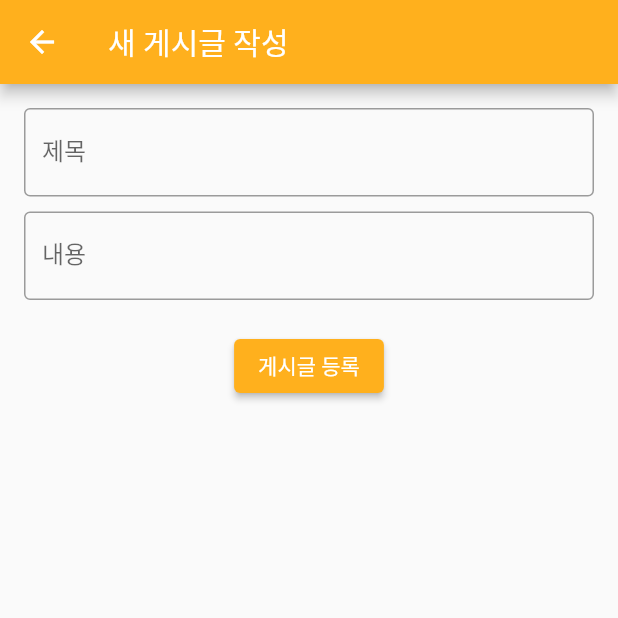
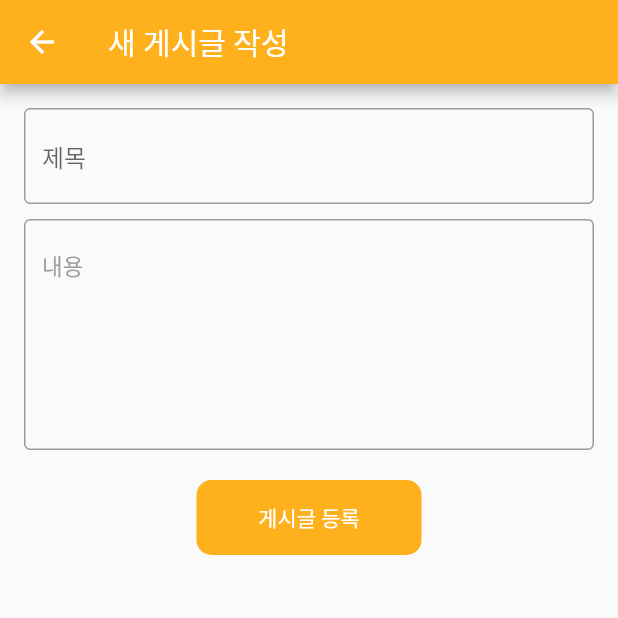
Before and after one commit to awaaaake/recipe-finder, a Flutter app: the AddPost screen opened directly, after a tap on "게시글 등록", on a phone screen of 412 x 824 dp, the top half of it. Run offline on Flutter 3.47's test engine with Material 2 defaults, Android fonts, the phone set to English and light mode, and no system bars; our stand-ins replace dio, flutter_dotenv, flutter_rating_bar, flutter_secure_storage, flutter_svg, image_picker and 1 more; missing offline and left inert: kakao_flutter_sdk_user, tflite_v2; accounts and stored records are empty; project files that could hold a hidden picture were left out.

Commit message:
feat: 게시판 페이지 구현

```diff
--- a/lib/board/addpost.dart
+++ b/lib/board/addpost.dart
@@ -1,4 +1,6 @@
 import 'package:flutter/material.dart';
+import 'package:flutter_dotenv/flutter_dotenv.dart';
+import 'package:flutter_secure_storage/flutter_secure_storage.dart';
 import 'package:http/http.dart' as http;
 import 'dart:convert';
 
@@ -10,15 +12,24 @@ class AddPost extends StatefulWidget {
 }
 
 class _AddPostState extends State<AddPost> {
+  String? baseurl = dotenv.env['API_BASE_URL'];
   final GlobalKey<FormState> _formKey = GlobalKey<FormState>();
   var title = '';
   var content = '';
 
   Future<void> addPost() async {
+    final storage = FlutterSecureStorage();
+    String? jwtToken = await storage.read(key: 'jwt');
+    if (jwtToken == null) {
+      print('jwt토큰이 존재하지 않습니다');
+      //로그인해주십시오
+      return;
+    }
+
     final response = await http.post(
-      Uri.parse('http://15.164.139.103:8080/board/add'),
+      Uri.parse('$baseurl/board/add'),
       headers: <String, String>{
-        'X-ACCESS-TOKEN': "eyJ0eXBlIjoiand0IiwiYWxnIjoiSFMyNTYifQ.eyJpZCI6MTIwLCJpYXQiOjE3MDAxMTUyMTksImV4cCI6MTcwMTU4NjQ0OH0.FsQdpZtDtb0S3E_fWLnJM42TGmL4D7eMt7yJYfkoPYw",
+        'X-ACCESS-TOKEN': jwtToken,
       },
       body: <String, String>{
         'title': title,
@@ -27,6 +38,10 @@ class _AddPostState extends State<AddPost> {
     );
 
     if (response.statusCode == 200) {
+      Map responseData = jsonDecode(utf8.decode(response.bodyBytes));
+      bool isSuccess = responseData['isSuccess'];
+      if (isSuccess) {
+        Navigator.of(context).pop('post_update');
         ScaffoldMessenger.of(context).showSnackBar(
           SnackBar(content: Text('게시글이 성공적으로 등록되었습니다.')),
         );
@@ -34,6 +49,9 @@ class _AddPostState extends State<AddPost> {
         ScaffoldMessenger.of(context).showSnackBar(
           SnackBar(content: Text('게시글 등록에 실패하였습니다.')),
         );
+      }
+    } else {
+      print('Failed to post');
     }
   }
 
@@ -51,9 +69,16 @@ class _AddPostState extends State<AddPost> {
           child: Column(
             children: <Widget>[
               TextFormField(
+                cursorColor: Colors.grey,
                 decoration: InputDecoration(
-                  border: OutlineInputBorder(),
-                  labelText: '제목',
+                  border: OutlineInputBorder(
+                    borderSide: BorderSide(color: Colors.grey), // 원하는 색상으로 변경
+                  ),
+                  focusedBorder: OutlineInputBorder(
+                    borderSide:
+                        BorderSide(color: Colors.grey), // 포커스가 있는 상태의 색상
+                  ),
+                  hintText: '제목',
                 ),
                 onSaved: (String? value) {
                   title = value ?? '';
@@ -61,9 +86,18 @@ class _AddPostState extends State<AddPost> {
               ),
               SizedBox(height: 10),
               TextFormField(
+                maxLines: 6,
+                cursorColor: Colors.grey,
                 decoration: InputDecoration(
-                  border: OutlineInputBorder(),
-                  labelText: '내용',
+                  border: OutlineInputBorder(
+                    borderSide: BorderSide(color: Colors.grey), // 원하는 색상으로 변경
+                  ),
+                  focusedBorder: OutlineInputBorder(
+                    borderSide:
+                        BorderSide(color: Colors.grey), // 포커스가 있는 상태의 색상
+                  ),
+                  hintText: '내용',
+                  hintStyle: TextStyle(color: Colors.grey, fontSize: 15.0),
                 ),
                 onSaved: (String? value) {
                   content = value ?? '';
@@ -71,9 +105,12 @@ class _AddPostState extends State<AddPost> {
               ),
               SizedBox(height: 20),
               ElevatedButton(
-                style: ButtonStyle(
-                  backgroundColor: MaterialStateProperty.all<Color>(Color(0xFFFFB01D)),
-                ),
+                style: ElevatedButton.styleFrom(
+                    backgroundColor: Color(0xFFFFB01D),
+                    minimumSize: Size(150, 50),
+                    elevation: 0.0,
+                    shape: RoundedRectangleBorder(
+                        borderRadius: BorderRadius.circular(10.0))),
                 child: Text('게시글 등록'),
                 onPressed: () {
                   if (_formKey.currentState!.validate()) {
```
Also changed, not shown: lib/board/board.dart (+52 -27 lines). Lines whose indentation alone changed are shown as unchanged.
